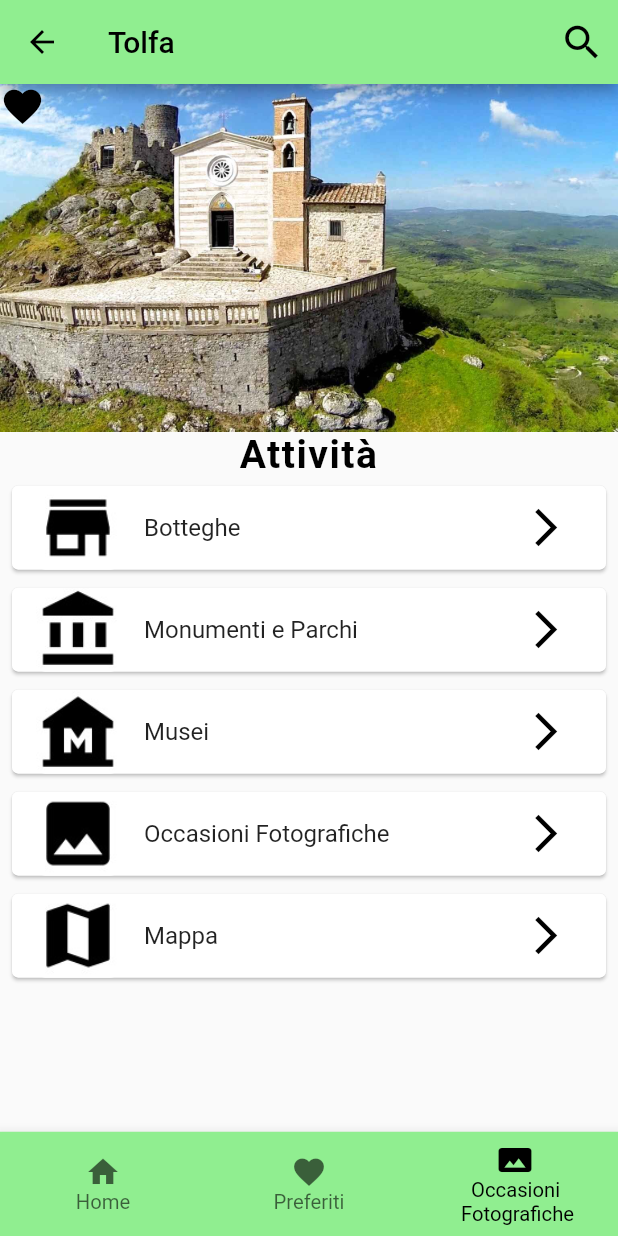
After one commit to LorenzoCristini/borough_king, a Flutter app: the Borghi_Attivita screen opened directly, on a phone screen of 412 x 824 dp. The commit adds this screen. Run offline on Flutter 3.47's test engine with Material 2 defaults, Android fonts, the phone set to English and light mode, and no system bars.

Commit message:
attivita borghi

```diff
--- a/lib/main.dart
+++ b/lib/main.dart
@@ -10,6 +10,7 @@ import "package:borough_king/cardHP/villaggioNatale.dart";
 import "package:borough_king/cardHP/mercatiniSubiaco.dart";
 import "package:borough_king/cardHP/neveAnagni.dart";
 import "package:borough_king/cardHP/presepCal.dart";
+import 'package:borough_king/widgets/Borghi_Attivita.dart';
 import 'package:flutter/painting.dart';
 import 'package:flutter/rendering.dart';
 
@@ -21,11 +22,9 @@ class MyApp extends StatelessWidget {
     return MaterialApp(
       title: "Borough King",
       home: HomePage(),
-
     );
   }
 }
-
 
 class HomePage extends StatelessWidget {
   @override
@@ -36,7 +35,6 @@ class HomePage extends StatelessWidget {
           backgroundColor: Color(0xff90EE90),
           iconTheme: IconThemeData(color: Colors.black)),
       body: ListView(
-
         children: <Widget>[
           Container(
             // Questo container serve per creare la barra di ricerca
@@ -45,7 +43,9 @@ class HomePage extends StatelessWidget {
             //width: 320,
             height: 120,
             //Il bottone è di tipo Raised non so che significa però è bello
-            child: ButtonTheme(   minWidth: 200.0,   height: 70.0,
+            child: ButtonTheme(
+              minWidth: 200.0,
+              height: 70.0,
               child: RaisedButton(
                 shape: RoundedRectangleBorder(
                     borderRadius: BorderRadius.all(Radius.circular(10.0))),
@@ -60,7 +60,6 @@ class HomePage extends StatelessWidget {
                 child: Padding(
                   padding: EdgeInsets.fromLTRB(0, 0, 0, 0),
                   child: Row(
-
                     crossAxisAlignment: CrossAxisAlignment.center,
                     children: <Widget>[
                       Container(
@@ -89,10 +88,11 @@ class HomePage extends StatelessWidget {
           Center(
               child: Text(
             "Inverno nei borghi del Lazio",
-            style: TextStyle(fontSize : 28, fontFamily: 'Georgia',  ),
-
+            style: TextStyle(
+              fontSize: 28,
+              fontFamily: 'Georgia',
+            ),
           )),
-
 
           //Ci metto una box invisibile per dare spazio
           SizedBox(
@@ -112,10 +112,17 @@ class HomePage extends StatelessWidget {
               child: Column(
                 children: [
                   ListTile(
-                  title: Text('Villaggio di Babbo Natale',style: TextStyle(fontSize: 25),),
+                    title: Text(
+                      'Villaggio di Babbo Natale',
+                      style: TextStyle(fontSize: 25),
+                    ),
                     subtitle: Text(
                       'Tolfa',
-                    style: TextStyle(color: Colors.black.withOpacity(0.8),fontSize: 18, fontFamily: 'Times New Roman',),
+                      style: TextStyle(
+                        color: Colors.black.withOpacity(0.8),
+                        fontSize: 18,
+                        fontFamily: 'Times New Roman',
+                      ),
                     ),
                   ),
                   Image.asset('assets/images/villaggioTolfa.jpg'),
@@ -139,13 +146,19 @@ class HomePage extends StatelessWidget {
               child: Column(
                 children: [
                   ListTile(
-                  title: Text('Presepe vivente',style: TextStyle(fontSize: 25),),
+                    title: Text(
+                      'Presepe vivente',
+                      style: TextStyle(fontSize: 25),
+                    ),
                     subtitle: Text(
                       'Calcata',
-                    style: TextStyle(color: Colors.black.withOpacity(0.8),fontSize: 18, fontFamily: 'Times New Roman',),
+                      style: TextStyle(
+                        color: Colors.black.withOpacity(0.8),
+                        fontSize: 18,
+                        fontFamily: 'Times New Roman',
                       ),
                     ),
-
+                  ),
                   Image.asset('assets/images/presepeCalcata.jpg'),
                 ],
               ),
@@ -167,13 +180,19 @@ class HomePage extends StatelessWidget {
               child: Column(
                 children: [
                   ListTile(
-                  title: Text('Paesaggi innevati',style: TextStyle(fontSize: 25),),
+                    title: Text(
+                      'Paesaggi innevati',
+                      style: TextStyle(fontSize: 25),
+                    ),
                     subtitle: Text(
                       'Anagni',
-                    style: TextStyle(color: Colors.black.withOpacity(0.8),  fontSize: 18, fontFamily: 'Times New Roman',),
+                      style: TextStyle(
+                        color: Colors.black.withOpacity(0.8),
+                        fontSize: 18,
+                        fontFamily: 'Times New Roman',
                       ),
                     ),
-
+                  ),
                   Image.asset('assets/images/neveAnagni.jpg'),
                 ],
               ),
@@ -195,13 +214,19 @@ class HomePage extends StatelessWidget {
               child: Column(
                 children: [
                   ListTile(
-                  title: Text('Mercatini Tipici',style: TextStyle(fontSize: 25),),
+                    title: Text(
+                      'Mercatini Tipici',
+                      style: TextStyle(fontSize: 25),
+                    ),
                     subtitle: Text(
                       'Subiaco',
-                    style: TextStyle(color: Colors.black.withOpacity(0.8),fontSize: 18, fontFamily: 'Times New Roman',),
+                      style: TextStyle(
+                        color: Colors.black.withOpacity(0.8),
+                        fontSize: 18,
+                        fontFamily: 'Times New Roman',
                       ),
                     ),
-
+                  ),
                   Image.asset('assets/images/mercatiniSubiaco.jpg'),
                 ],
               ),
@@ -226,12 +251,13 @@ class HomePage extends StatelessWidget {
                     image: AssetImage('assets/images/logoBK.jpg'),
                     fit: BoxFit.cover,
                   )),
-            child: null
+              child: null),
+          Padding(
+              child: Text(
+                "Ciao viaggiatore! ♡",
+                style: TextStyle(fontSize: 20),
               ),
-          Padding(
-          child: Text("Ciao viaggiatore! ♡",style: TextStyle(fontSize: 20),),
-            padding: EdgeInsets.only(left: 10)
-          ),
+              padding: EdgeInsets.only(left: 10)),
           SizedBox(
             height: 10,
           ),
@@ -245,7 +271,6 @@ class HomePage extends StatelessWidget {
               );
             },
           ),
-
           Divider(
             height: 1,
             thickness: 1,
@@ -396,7 +421,8 @@ class notImplemented extends StatelessWidget {
             } else if (value == 2) {
               Navigator.push(
                 context,
-                MaterialPageRoute(builder: (context) => occasioniFotografiche()),
+                MaterialPageRoute(
+                    builder: (context) => occasioniFotografiche()),
               );
             }
           }
--- /dev/null
+++ b/lib/widgets/Borghi_Attivita.dart
@@ -0,0 +1,147 @@
+import 'dart:math';
+import 'package:borough_king/main.dart';
+import 'package:flutter/cupertino.dart';
+import 'package:flutter/foundation.dart';
+import "package:flutter/material.dart";
+import "package:borough_king/widgets/preferiti.dart";
+import "package:borough_king/widgets/occasioni_fotografiche.dart";
+import "package:flutter/src/rendering/box.dart";
+import 'package:flutter/src/rendering/sliver_multi_box_adaptor.dart';
+import 'package:borough_king/main.dart';
+
+class Attivita {
+  String nome;
+  String foto;
+
+  Attivita({this.nome, this.foto});
+}
+
+class Borghi_Attivita extends StatelessWidget {
+  List<Attivita> attivita = [
+    Attivita(nome: 'Botteghe', foto: 'store-24px.jpg'),
+    Attivita(nome: 'Monumenti e Parchi', foto: 'account_balance-24px.jpg'),
+    Attivita(nome: 'Musei', foto: 'museum-24px.jpg'),
+    Attivita(nome: 'Occasioni Fotografiche', foto: 'insert_photo-24px.jpg'),
+    Attivita(nome: 'Mappa', foto: 'map-24px.jpg'),
+  ];
+
+  @override
+  Widget build(BuildContext context) {
+    return Scaffold(
+      appBar: AppBar(
+        title: Text("Tolfa", style: TextStyle(color: Colors.black)),
+        backgroundColor: Color(0xff90EE90),
+        iconTheme: IconThemeData(color: Colors.black),
+        actions: <Widget>[
+          IconButton(
+            icon: Icon(
+              Icons.search,
+              color: Colors.black,
+              size: 30,
+            ),
+            onPressed: () {},
+          )
+        ],
+      ),
+      body: ListView(children: <Widget>[
+        Stack(
+          children: <Widget>[
+            Container(
+              child: Image.asset('assets/images/tolfa.jpg'),
+            ),
+            Container(
+                alignment: Alignment.bottomLeft,
+                child: Icon(
+                  Icons.favorite,
+                  color: Colors.black,
+                  size: 30.0,
+                )),
+          ],
+        ),
+        Text(
+          'Attività',
+          textAlign: TextAlign.center,
+          style: TextStyle(
+            fontSize: 26.0,
+            color: Colors.black,
+            letterSpacing: 1.0,
+            fontWeight: FontWeight.bold,
+          ),
+        ),
+        ListView.builder(
+          itemCount: attivita.length,
+          shrinkWrap: true,
+          physics: new NeverScrollableScrollPhysics(),
+          itemBuilder: (context, index) {
+            return Padding(
+              padding:
+                  const EdgeInsets.symmetric(vertical: 2.0, horizontal: 4.0),
+              child: Card(
+                  child: ListTile(
+                onTap: () {},
+                title: Text(attivita[index].nome),
+                leading: ClipRRect(
+                  borderRadius: BorderRadius.all(Radius.circular(6.0)),
+                  child: Image.asset(
+                      'assets/images/Icons/${attivita[index].foto}'),
+                ),
+                trailing: IconButton(
+                  icon: Icon(
+                    Icons.arrow_forward_ios,
+                    color: Colors.black,
+                    size: 30,
+                  ),
+                  onPressed: () {},
+                ),
+              )),
+            );
+          },
+        )
+      ]),
+      bottomNavigationBar: BottomNavigationBar(
+        // Server per inserire la barra inferiore
+        currentIndex: 2,
+        type: BottomNavigationBarType.fixed,
+        backgroundColor: Color(0xff90EE90),
+        selectedItemColor: Colors.black,
+        unselectedItemColor: Colors.black.withOpacity(.60),
+        selectedFontSize: 13.5,
+        unselectedFontSize: 13.5,
+        onTap: (value) {
+          // Respond to item press.
+          //Ogni bottone ha un indice e gli indici partono da 0 quindi il primo è la home e gli altri a seguire
+          if (value == 0) {
+            Navigator.push(
+              context,
+              MaterialPageRoute(builder: (context) => HomePage()),
+            );
+          } else if (value == 1) {
+            Navigator.push(
+              context,
+              MaterialPageRoute(builder: (context) => preferiti()),
+            );
+          } else if (value == 2) {
+            Navigator.push(
+              context,
+              MaterialPageRoute(builder: (context) => occasioniFotografiche()),
+            );
+          }
+        },
+        items: [
+          BottomNavigationBarItem(
+            label: 'Home',
+            icon: Icon(Icons.home),
+          ),
+          BottomNavigationBarItem(
+            label: 'Preferiti',
+            icon: Icon(Icons.favorite),
+          ),
+          BottomNavigationBarItem(
+            label: '   Occasioni\n Fotografiche',
+            icon: Icon(Icons.panorama),
+          ),
+        ],
+      ),
+    );
+  }
+}
--- a/lib/widgets/search.dart
+++ b/lib/widgets/search.dart
@@ -5,6 +5,7 @@ import 'package:borough_king/widgets/preferiti.dart';
 import 'package:flutter/cupertino.dart';
 import 'package:flutter/foundation.dart';
 import "package:flutter/material.dart";
+import 'package:borough_king/widgets/Borghi_Attivita.dart';
 
 class search extends StatelessWidget {
   @override
@@ -14,9 +15,8 @@ class search extends StatelessWidget {
           title: Text("Ricerca", style: TextStyle(color: Colors.black)),
           backgroundColor: Color(0xff90EE90),
           iconTheme: IconThemeData(color: Colors.black)),
-
       body: ListView(
-        //mainAxisAlignment: MainAxisAlignment.start,
+          //mainAxisAlignment: MainAxisAlignment.start,
           children: <Widget>[
             Container(
               // Questo container serve per creare la barra di ricerca
@@ -25,12 +25,20 @@ class search extends StatelessWidget {
               //width: 320,
               height: 120,
               //Il bottone è di tipo Raised non so che significa però è bello
-              child: ButtonTheme(   minWidth: 200.0,   height: 70.0,
+              child: ButtonTheme(
+                minWidth: 200.0,
+                height: 70.0,
                 child: RaisedButton(
                   shape: RoundedRectangleBorder(
                       borderRadius: BorderRadius.all(Radius.circular(10.0))),
                   onPressed: () {
-                    List<String> borghi = ["Tolfa", "Anagni", "Subiaco", "Bracciano", "Calcata"];
+                    List<String> borghi = [
+                      "Tolfa",
+                      "Anagni",
+                      "Subiaco",
+                      "Bracciano",
+                      "Calcata"
+                    ];
                     showSearch(context: context, delegate: Search(borghi));
                     /*Navigator.push(
               context,
@@ -49,7 +57,8 @@ class search extends StatelessWidget {
                           padding: EdgeInsets.fromLTRB(40, 4, 4, 4),
                           child: Text(
                             'Inserisci borgo',
-                            style: TextStyle(fontSize: 21, color: Colors.black12),
+                            style:
+                                TextStyle(fontSize: 21, color: Colors.black12),
                           ),
                         ),
                         //Utilizzo i padding per spostare a mio piacimento le icone e il testo
@@ -69,7 +78,13 @@ class search extends StatelessWidget {
             ),
             Padding(
               padding: EdgeInsets.fromLTRB(10, 0, 0, 0),
-              child: Text("Consigliati", style: TextStyle(fontSize: 25, color: Colors.black, fontFamily: 'Corbel', fontWeight: FontWeight.bold)),),
+              child: Text("Consigliati",
+                  style: TextStyle(
+                      fontSize: 25,
+                      color: Colors.black,
+                      fontFamily: 'Corbel',
+                      fontWeight: FontWeight.bold)),
+            ),
             SizedBox(
               height: 10,
             ),
@@ -86,10 +101,17 @@ class search extends StatelessWidget {
                 child: Column(
                   children: [
                     ListTile(
-                      title: Text('Anagni',style: TextStyle(fontSize: 25),),
+                      title: Text(
+                        'Anagni',
+                        style: TextStyle(fontSize: 25),
+                      ),
                       subtitle: Text(
                         'Il borgo del Lazio tra storie e leggende',
-                        style: TextStyle(color: Colors.black.withOpacity(0.8),fontSize: 16, fontWeight: FontWeight.w200, fontFamily: 'Times New Roman'),
+                        style: TextStyle(
+                            color: Colors.black.withOpacity(0.8),
+                            fontSize: 16,
+                            fontWeight: FontWeight.w200,
+                            fontFamily: 'Times New Roman'),
                       ),
                     ),
                     Image.asset('assets/images/anagni.jpg'),
@@ -97,7 +119,6 @@ class search extends StatelessWidget {
                 ),
               ),
             ),
-
             SizedBox(
               height: 10,
             ),
@@ -114,10 +135,17 @@ class search extends StatelessWidget {
                 child: Column(
                   children: [
                     ListTile(
-                      title: Text('Bracciano',style: TextStyle(fontSize: 25),),
+                      title: Text(
+                        'Bracciano',
+                        style: TextStyle(fontSize: 25),
+                      ),
                       subtitle: Text(
                         "Il lago, i vicoli pittoreschi e l'atmosfera medievale",
-                        style: TextStyle(color: Colors.black.withOpacity(0.8),fontSize: 16,  fontWeight: FontWeight.w200, fontFamily: 'Times New Roman'),
+                        style: TextStyle(
+                            color: Colors.black.withOpacity(0.8),
+                            fontSize: 16,
+                            fontWeight: FontWeight.w200,
+                            fontFamily: 'Times New Roman'),
                       ),
                     ),
                     Image.asset('assets/images/bracciano.jpg'),
@@ -141,10 +169,17 @@ class search extends StatelessWidget {
                 child: Column(
                   children: [
                     ListTile(
-                      title: Text('Calcata',style: TextStyle(fontSize: 25),),
+                      title: Text(
+                        'Calcata',
+                        style: TextStyle(fontSize: 25),
+                      ),
                       subtitle: Text(
                         'Il borgo magico degli hippie e delle streghe',
-                        style: TextStyle(color: Colors.black.withOpacity(0.8),fontSize: 16,  fontWeight: FontWeight.w200, fontFamily: 'Times New Roman'),
+                        style: TextStyle(
+                            color: Colors.black.withOpacity(0.8),
+                            fontSize: 16,
+                            fontWeight: FontWeight.w200,
+                            fontFamily: 'Times New Roman'),
                       ),
                     ),
                     Image.asset('assets/images/calcata.jpg'),
@@ -168,10 +203,17 @@ class search extends StatelessWidget {
                 child: Column(
                   children: [
                     ListTile(
-                      title: Text('Subiaco',style: TextStyle(fontSize: 25),),
+                      title: Text(
+                        'Subiaco',
+                        style: TextStyle(fontSize: 25),
+                      ),
                       subtitle: Text(
                         'Il borgo che ospita la "soglia del Paradiso"',
-                        style: TextStyle(color: Colors.black.withOpacity(0.8),fontSize: 16,  fontWeight: FontWeight.w200, fontFamily: 'Times New Roman'),
+                        style: TextStyle(
+                            color: Colors.black.withOpacity(0.8),
+                            fontSize: 16,
+                            fontWeight: FontWeight.w200,
+                            fontFamily: 'Times New Roman'),
                       ),
                     ),
                     Image.asset('assets/images/subiaco.jpg'),
@@ -195,10 +237,17 @@ class search extends StatelessWidget {
                 child: Column(
                   children: [
                     ListTile(
-                      title: Text('Tolfa',style: TextStyle(fontSize: 25),),
+                      title: Text(
+                        'Tolfa',
+                        style: TextStyle(fontSize: 25),
+                      ),
                       subtitle: Text(
                         'Il borgo etrusco ricco di tradizioni',
-                        style: TextStyle(color: Colors.black.withOpacity(0.8),fontSize: 16,  fontWeight: FontWeight.w100, fontFamily: 'Times New Roman'),
+                        style: TextStyle(
+                            color: Colors.black.withOpacity(0.8),
+                            fontSize: 16,
+                            fontWeight: FontWeight.w100,
+                            fontFamily: 'Times New Roman'),
                       ),
                     ),
                     Image.asset('assets/images/tolfa.jpg'),
@@ -206,9 +255,7 @@ class search extends StatelessWidget {
                 ),
               ),
             ),
-
           ]),
-
       bottomNavigationBar: BottomNavigationBar(
         // Serve per inserire la barra inferiore
         currentIndex: 1,
@@ -254,7 +301,6 @@ class search extends StatelessWidget {
         ],
       ),
     );
-
   }
 }
 
@@ -265,11 +311,12 @@ class Search extends SearchDelegate {
       IconButton(
         icon: Icon(Icons.close),
         onPressed: () {
-          query="";
+          query = "";
         },
       ),
     ];
   }
+
   @override
   Widget buildLeading(BuildContext context) {
     return IconButton(
@@ -279,6 +326,7 @@ class Search extends SearchDelegate {
       },
     );
   }
+
   @override
   void showResults(BuildContext context) {
     close(context, query);
@@ -288,12 +336,20 @@ class Search extends SearchDelegate {
     );
   }
 
+  void showResults1(BuildContext context) {
+    close(context, query);
+    Navigator.push(
+      context,
+      MaterialPageRoute(builder: (context) => Borghi_Attivita()),
+    );
+  }
+
   @override
   Widget buildResults(BuildContext context) => notImplemented();
 
   final List<String> listExample;
   Search(this.listExample);
-  List<String> recentList= ['Qui vicino','Tolfa', 'Subiaco'];
+  List<String> recentList = ['Qui vicino', 'Tolfa', 'Subiaco'];
 
   Widget buildSuggestions(BuildContext context) {
     List<String> suggestionList = [];
@@ -301,22 +357,27 @@ class Search extends SearchDelegate {
     query.isEmpty
         ? suggestionList = recentList
         : suggestionList.addAll(listExample.where(
-          (element) => element.contains(query),
-    ));
+            (element) => element.contains(query),
+          ));
     return ListView.builder(
       itemCount: suggestionList.length,
       itemBuilder: (context, index) {
         return ListTile(
-          leading: suggestionList[index] == 'Qui vicino' ?  Icon(Icons.near_me):  Icon(Icons.watch_later_outlined) ,
+          leading: suggestionList[index] == 'Qui vicino'
+              ? Icon(Icons.near_me)
+              : Icon(Icons.watch_later_outlined),
           title: Text(
             suggestionList[index],
           ),
-          trailing: suggestionList[index] == 'Qui vicino' ?  null : IconButton(
-                icon: Icon(Icons.clear),
-                onPressed: () {},),
+          trailing: suggestionList[index] == 'Qui vicino'
+              ? null
+              : IconButton(
+                  icon: Icon(Icons.clear),
+                  onPressed: () {},
+                ),
           onTap: () {
             selectedResult = suggestionList[index];
-            showResults(context);
+            showResults1(context);
           },
         );
       },
--- a/pubspec.yaml
+++ b/pubspec.yaml
@@ -50,6 +50,7 @@ flutter:
   assets:
     - assets/images/
     - assets/images/OccFotograf/
+    - assets/images/Icons/
   #   - images/a_dot_burr.jpeg
   #   - images/a_dot_ham.jpeg
 
```
Also changed, not shown: assets/images/Icons/account_balance-24px.jpg (added), assets/images/Icons/insert_photo-24px.jpg (added), assets/images/Icons/map-24px.jpg (added), assets/images/Icons/museum-24px.jpg (added), assets/images/Icons/store-24px.jpg (added), pubspec.lock. Lines whose indentation alone changed are shown as unchanged.
